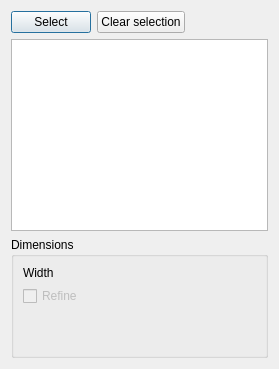
Qt form Resources/panels/AddJunctionPanel.ui (shaise/FreeCAD_SheetMetal) before a commit.
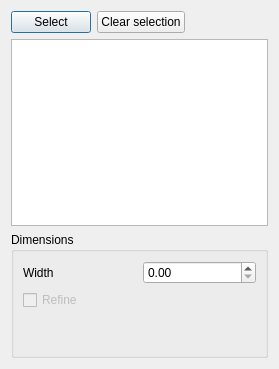
The same form after that commit. Custom widgets are drawn as their Qt base class.

Commit message: fix custom class base of Gui::QuantitySpinBox to QDoubleSpinBox to show better under designer.

Diff of the .ui file:
```diff
--- a/Resources/panels/AddJunctionPanel.ui
+++ b/Resources/panels/AddJunctionPanel.ui
@@ -131,7 +131,7 @@
  <customwidgets>
   <customwidget>
    <class>Gui::QuantitySpinBox</class>
-   <extends>QWidget</extends>
+   <extends>QDoubleSpinBox</extends>
    <header>Gui/QuantitySpinBox.h</header>
   </customwidget>
  </customwidgets>
```
The commit also changes 13 other files.
